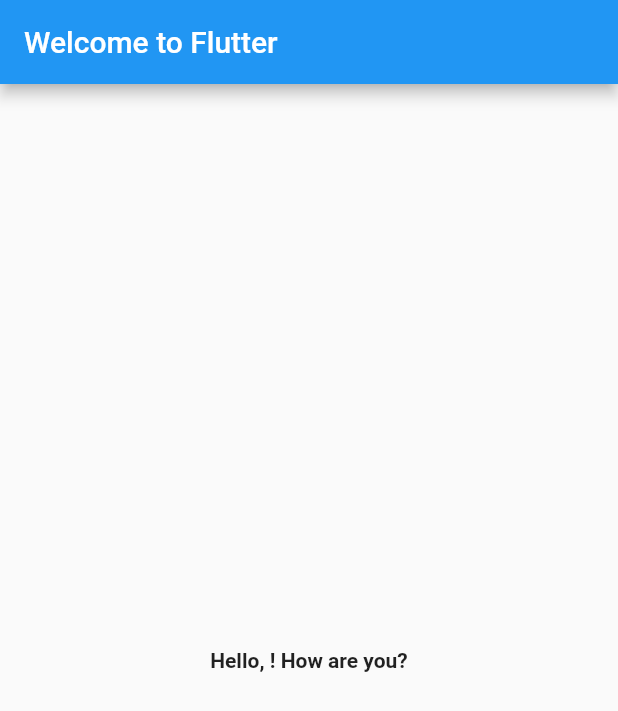
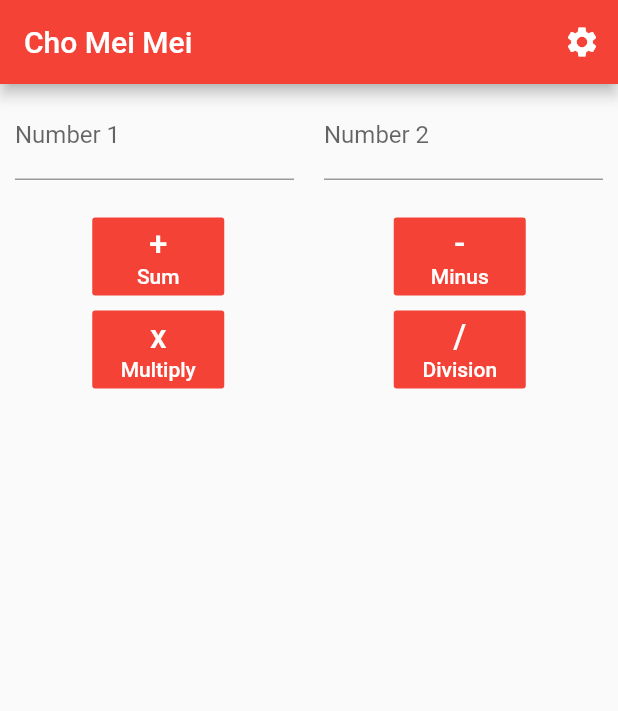
Before and after one commit to nyihtutzaw/Cho-Mei-Mei-, a Flutter app: the screen it shows after launch, on a phone screen of 412 x 824 dp. Shown: the top 711 px of the screen. Run offline on Flutter 3.47's test engine with Material 2 defaults, Android fonts, the phone set to English and light mode, and no system bars.

Commit message:
finish up

```diff
--- a/lib/main.dart
+++ b/lib/main.dart
@@ -1,27 +1,75 @@
-// Copyright 2018 The Flutter team. All rights reserved.
-// Use of this source code is governed by a BSD-style license that can be
-// found in the LICENSE file.
-
 import 'package:flutter/material.dart';
+import './widgets/TextBox/TextBoxContainer.dart';
+import './widgets/Button/ButtonContainer.dart';
+import './widgets/Result/ResultContainer.dart';
 
 void main() => runApp(MyApp());
 
-class MyApp extends StatelessWidget {
+class MyApp extends StatefulWidget {
   @override
+  _MyAppState createState() => _MyAppState();
+}
+
+class _MyAppState extends State<MyApp> {
+  @override
+
+  final num1Controller=TextEditingController();
+  final num2Controller=TextEditingController();
+  double result;
+
+
+  void btnClick(type)
+  {
+      if (num1Controller.text.length>0 && num2Controller.text.length>0)
+      {
+        double num1=double.parse(num1Controller.text);
+        double num2=double.parse(num2Controller.text);
+
+        double data;
+
+        switch (type) {
+          case 1:data=num1+num2;break;
+          case 2:data=num1-num2;break;
+          case 3:data=num1*num2;break;
+          case 4:data=num1/num2;break;
+        }
+
+        setState(() {
+          result=data;
+        });
+
+        num1Controller.clear();
+        num2Controller.clear();
+
+
+      }
+  }
+
   Widget build(BuildContext context) {
     return MaterialApp(
       title: 'Welcome to Flutter',
+      theme: ThemeData(
+        primaryColor: Colors.red,
+      ),
       home: Scaffold(
-        appBar: AppBar(
-          title: Text('Welcome to Flutter'),
-        ),
-        body: Center(
-          child: Text(
-                        'Hello, ! How are you?',
-                        textAlign: TextAlign.center,
-                        overflow: TextOverflow.ellipsis,
-                        style: TextStyle(fontWeight: FontWeight.bold),
-                      ),
+        resizeToAvoidBottomInset: false,
+        appBar: AppBar(title: Text("Cho Mei Mei"), actions: <Widget>[
+          IconButton(
+            icon: const Icon(
+              Icons.settings,
+              color: Colors.white,
+            ),
+          )
+        ]),
+        body: Container(
+          child: Column(
+            children: <Widget>[
+              TextBoxContainer(num1Controller,num2Controller),
+              ButtonContainer(btnClick),
+              ResultContainer(result),
+
+            ],
+          ),
 
         ),
       ),
--- /dev/null
+++ b/lib/widgets/Button/Button.dart
@@ -0,0 +1,52 @@
+import 'package:flutter/material.dart';
+
+class Button extends StatelessWidget {
+  var buttonText;
+  var buttonSign;
+
+  final int type;
+  final Function buttonClick;
+
+  Button(this.type, this.buttonClick);
+
+  @override
+  Widget build(BuildContext context) {
+    switch (type) {
+      case 1:
+        buttonText = "Sum";
+        buttonSign = "+";
+        break;
+      case 2:
+        buttonText = "Minus";
+        buttonSign = "-";
+        break;
+      case 3:
+        buttonText = "Multiply";
+        buttonSign = "x";
+        break;
+      case 4:
+        buttonText = "Division";
+        buttonSign = "/";
+        break;
+    }
+
+    return FlatButton(
+      onPressed: () => buttonClick(type),
+      color: Colors.red,
+      padding: EdgeInsets.all(5),
+      child: Column(
+        // Replace with a Row for horizontal icon + text
+        children: <Widget>[
+          Text(
+            buttonSign,
+            style: TextStyle(color: Colors.white, fontSize: 22),
+          ),
+          Text(
+            buttonText,
+            style: TextStyle(color: Colors.white),
+          ),
+        ],
+      ),
+    );
+  }
+}
--- /dev/null
+++ b/lib/widgets/Button/ButtonContainer.dart
@@ -0,0 +1,49 @@
+import 'package:flutter/material.dart';
+import './Button.dart';
+
+class ButtonContainer extends StatelessWidget {
+
+  final Function btnClick;
+
+  ButtonContainer(this.btnClick);
+
+  void buttonClick(int type)
+  {
+    btnClick(type);
+  }
+
+  @override
+  Widget build(BuildContext context) {
+    return Container(
+      padding: EdgeInsets.fromLTRB(0, 15, 0, 0),
+      child: Column(
+        children: <Widget>[
+          Container(
+            padding: EdgeInsets.all(5),
+            child: Row(
+              mainAxisAlignment: MainAxisAlignment.spaceAround,
+              children: <Widget>[
+                Button(1,buttonClick),
+                Button(2,buttonClick),
+              ],
+            ),
+          ),
+          Column(
+            children: <Widget>[
+              Container(
+                padding: EdgeInsets.all(5),
+                child: Row(
+                  mainAxisAlignment: MainAxisAlignment.spaceAround,
+                  children: <Widget>[
+                    Button(3,buttonClick),
+                    Button(4,buttonClick),
+                  ],
+                ),
+              ),
+            ],
+          )
+        ],
+      ),
+    );
+  }
+}
--- /dev/null
+++ b/lib/widgets/Result/ResultContainer.dart
@@ -0,0 +1,42 @@
+import 'package:flutter/material.dart';
+
+class ResultContainer extends StatelessWidget {
+
+  final double result;
+
+  ResultContainer(this.result);
+
+  @override
+  Widget build(BuildContext context) {
+    return Expanded(
+      child: Container(
+        padding: EdgeInsets.fromLTRB(0, 40, 0, 0),
+        child:result!=null?Column(
+          children: <Widget>[
+
+            Text(
+              "RESULT",
+              style: TextStyle(
+                  color: Colors.black,
+                  fontSize: 50,
+                  fontWeight: FontWeight.bold),
+            ),
+            Text(
+              "IS",
+              style: TextStyle(
+                  color: Colors.black,
+                  fontSize: 50,
+                  fontWeight: FontWeight.bold),
+            ),
+
+            Text(
+              '${result}',
+              style: TextStyle(
+                  color: Colors.red, fontSize: 50, fontWeight: FontWeight.bold),
+            ),
+          ],
+        ):null,
+      ),
+    );
+  }
+}
--- /dev/null
+++ b/lib/widgets/TextBox/TextBoxContainer.dart
@@ -0,0 +1,43 @@
+import 'package:flutter/material.dart';
+
+class TextBoxContainer extends StatelessWidget {
+
+  var num1Controller;
+  var num2Controller;
+
+  TextBoxContainer(this.num1Controller,this.num2Controller);
+
+  @override
+  Widget build(BuildContext context) {
+    return Container(
+      child: Row(
+        children: <Widget>[
+          Expanded(
+            child: Container(
+              padding: EdgeInsets.fromLTRB(10, 5, 10, 5),
+              child: TextField(
+                keyboardType: TextInputType.number,
+                decoration: InputDecoration(
+                  labelText: "Number 1",
+                ),
+                controller: num1Controller,
+              ),
+            ),
+          ),
+          Expanded(
+            child: Container(
+              padding: EdgeInsets.fromLTRB(10, 5, 10, 5),
+              child: TextField(
+                keyboardType: TextInputType.number,
+                decoration: InputDecoration(
+                  labelText: "Number 2",
+                ),
+                controller: num2Controller,
+              ),
+            ),
+          ),
+        ],
+      ),
+    );
+  }
+}
```
